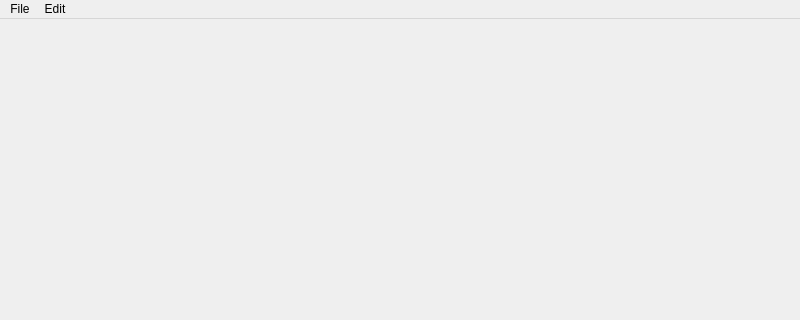
The window that ui/mainwindow.ui (PierreBertholom/FastEdit) describes before a commit, drawn with Qt 5; both pictures show x 0 to 800 and y 0 to 320 of the 800 by 600 pixel window.
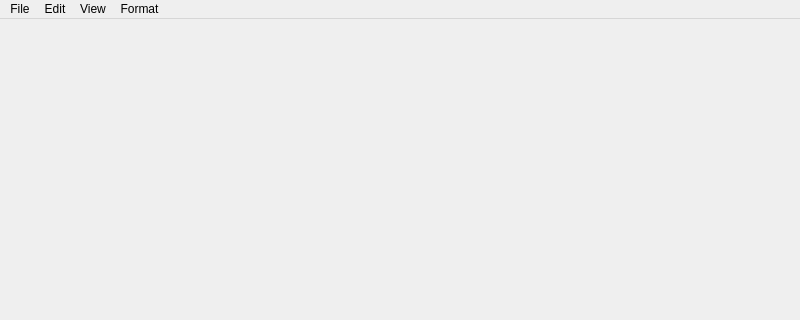
The same window after the commit.

Commit message: Font format, ZoomIn, ZoomOut, DefaultZoom, DefaultFormat

The edit to the form file:
```diff
--- a/ui/mainwindow.ui
+++ b/ui/mainwindow.ui
@@ -49,8 +49,25 @@
     <addaction name="actionFind"/>
     <addaction name="actionFind_Replace"/>
    </widget>
+   <widget class="QMenu" name="menuView">
+    <property name="title">
+     <string>View</string>
+    </property>
+    <addaction name="actionRestore_Zoom"/>
+    <addaction name="actionZoom_in"/>
+    <addaction name="actionZoom_out"/>
+   </widget>
+   <widget class="QMenu" name="menuFormat">
+    <property name="title">
+     <string>Format</string>
+    </property>
+    <addaction name="actionDefault_format"/>
+    <addaction name="actionFont"/>
+   </widget>
    <addaction name="menuFile"/>
    <addaction name="menuEdit"/>
+   <addaction name="menuView"/>
+   <addaction name="menuFormat"/>
   </widget>
   <widget class="QStatusBar" name="statusbar"/>
   <action name="actionNew_File">
```
Left out of the diff: 34 changed lines with no effect on the pictures. The commit also changes 9 other files.
